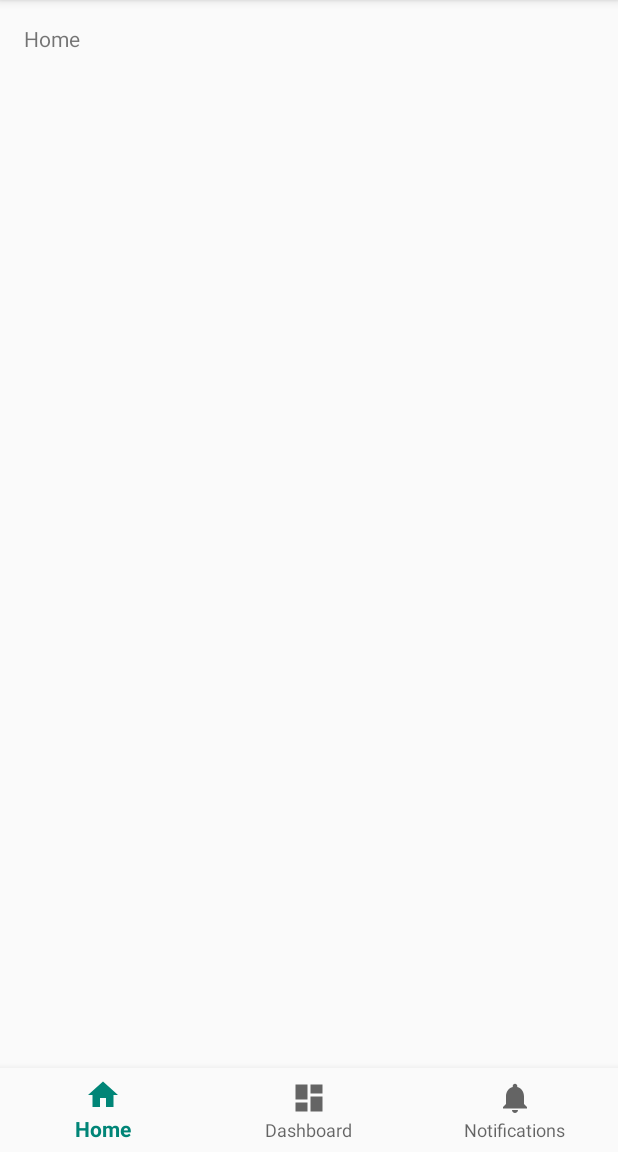
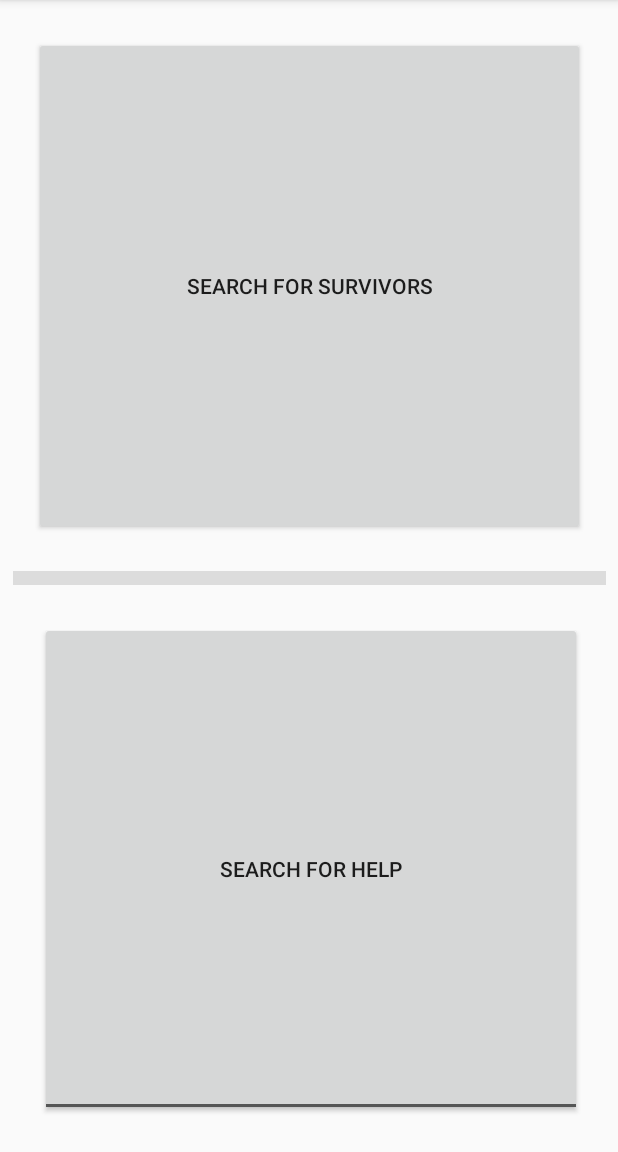
Before and after one commit to msliao12/PhonePinServiceRescuee, an Android app: the screen it shows after launch (MainActivity), on a phone screen of 412 x 824 dp, the part 84-1236 px from its top. Run offline under Robolectric (Android 15) with nearby library versions, the phone set to English and light mode, and no system bars; 2 statements that could not run were skipped.

Commit message:
Button layout1

```diff
--- a/app/src/main/res/layout/activity_main.xml
+++ b/app/src/main/res/layout/activity_main.xml
@@ -2,32 +2,61 @@
 <android.support.constraint.ConstraintLayout xmlns:android="http://schemas.android.com/apk/res/android"
     xmlns:app="http://schemas.android.com/apk/res-auto"
     xmlns:tools="http://schemas.android.com/tools"
-    android:id="@+id/container"
     android:layout_width="match_parent"
     android:layout_height="match_parent"
+    android:visibility="visible"
     tools:context=".MainActivity">
 
-    <TextView
-        android:id="@+id/message"
-        android:layout_width="wrap_content"
-        android:layout_height="wrap_content"
-        android:layout_marginStart="@dimen/activity_horizontal_margin"
-        android:layout_marginLeft="@dimen/activity_horizontal_margin"
-        android:layout_marginTop="@dimen/activity_vertical_margin"
-        android:text="@string/title_home"
-        app:layout_constraintLeft_toLeftOf="parent"
+    <View
+        android:id="@+id/divider"
+        android:layout_width="395dp"
+        android:layout_height="9dp"
+        android:layout_marginStart="8dp"
+        android:layout_marginLeft="8dp"
+        android:layout_marginTop="16dp"
+        android:layout_marginEnd="8dp"
+        android:layout_marginRight="8dp"
+        android:layout_marginBottom="16dp"
+        android:background="?android:attr/listDivider"
+        android:visibility="visible"
+        app:layout_constraintBottom_toTopOf="@+id/toggleButton"
+        app:layout_constraintEnd_toEndOf="parent"
+        app:layout_constraintStart_toStartOf="parent"
+        app:layout_constraintTop_toBottomOf="@+id/button" />
+
+    <Button
+        android:id="@+id/button"
+        android:layout_width="367dp"
+        android:layout_height="332dp"
+        android:layout_marginStart="24dp"
+        android:layout_marginLeft="24dp"
+        android:layout_marginTop="24dp"
+        android:layout_marginEnd="24dp"
+        android:layout_marginRight="24dp"
+        android:layout_marginBottom="8dp"
+        android:text="@string/rescuesearch"
+        app:layout_constraintBottom_toTopOf="@+id/divider"
+        app:layout_constraintEnd_toEndOf="parent"
+        app:layout_constraintStart_toStartOf="parent"
         app:layout_constraintTop_toTopOf="parent" />
 
-    <android.support.design.widget.BottomNavigationView
-        android:id="@+id/navigation"
-        android:layout_width="0dp"
-        android:layout_height="wrap_content"
-        android:layout_marginStart="0dp"
-        android:layout_marginEnd="0dp"
-        android:background="?android:attr/windowBackground"
+    <ToggleButton
+        android:id="@+id/toggleButton"
+        android:layout_width="361dp"
+        android:layout_height="329dp"
+        android:layout_marginStart="24dp"
+        android:layout_marginLeft="24dp"
+        android:layout_marginTop="8dp"
+        android:layout_marginEnd="24dp"
+        android:layout_marginRight="24dp"
+        android:layout_marginBottom="24dp"
+        android:text="@string/toggle"
+        android:textOff="@string/toggleoff"
+        android:textOn="@string/toggleon"
         app:layout_constraintBottom_toBottomOf="parent"
-        app:layout_constraintLeft_toLeftOf="parent"
-        app:layout_constraintRight_toRightOf="parent"
-        app:menu="@menu/navigation" />
+        app:layout_constraintEnd_toEndOf="parent"
+        app:layout_constraintHorizontal_bias="1.0"
+        app:layout_constraintStart_toStartOf="parent"
+        app:layout_constraintTop_toBottomOf="@+id/divider" />
 
 </android.support.constraint.ConstraintLayout>
--- a/app/src/main/res/values/strings.xml
+++ b/app/src/main/res/values/strings.xml
@@ -3,4 +3,7 @@
     <string name="title_home">Home</string>
     <string name="title_dashboard">Dashboard</string>
     <string name="title_notifications">Notifications</string>
+    <string name="rescuesearch">Search For Survivors</string>
+    <string name="toggleoff">Search for Help</string>
+    <string name="toggleon">Searching...</string>
 </resources>
```
